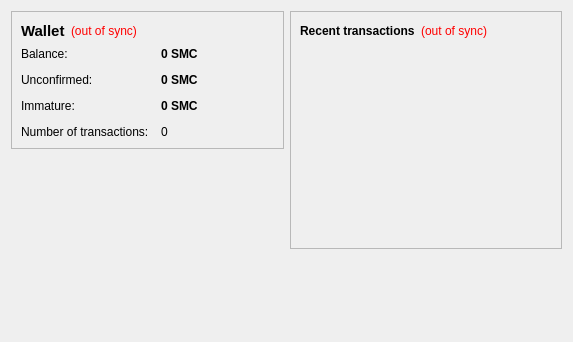
Old version of the form src/qt/forms/overviewpage.ui in the repository chen0137/worldo_alpha.
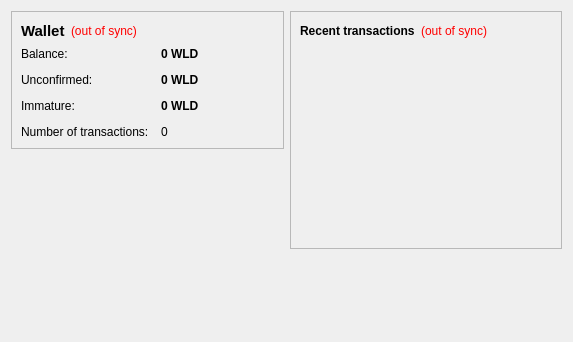
New version of the form.

```diff
--- a/src/qt/forms/overviewpage.ui
+++ b/src/qt/forms/overviewpage.ui
@@ -105,7 +105,7 @@
              <string>Your current balance</string>
             </property>
             <property name="text">
-             <string notr="true">0 SMC</string>
+             <string notr="true">0 WLD</string>
             </property>
             <property name="textInteractionFlags">
              <set>Qt::LinksAccessibleByMouse|Qt::TextSelectableByKeyboard|Qt::TextSelectableByMouse</set>
@@ -134,7 +134,7 @@
              <string>Total of transactions that have yet to be confirmed, and do not yet count toward the current balance</string>
             </property>
             <property name="text">
-             <string notr="true">0 SMC</string>
+             <string notr="true">0 WLD</string>
             </property>
             <property name="textInteractionFlags">
              <set>Qt::LinksAccessibleByMouse|Qt::TextSelectableByKeyboard|Qt::TextSelectableByMouse</set>
@@ -177,7 +177,7 @@
              <string>Mined balance that has not yet matured</string>
             </property>
             <property name="text">
-             <string notr="true">0 SMC</string>
+             <string notr="true">0 WLD</string>
             </property>
             <property name="textInteractionFlags">
              <set>Qt::LinksAccessibleByMouse|Qt::TextSelectableByKeyboard|Qt::TextSelectableByMouse</set>
```
Left out of the diff: 4 changed lines with no effect on the pictures.
